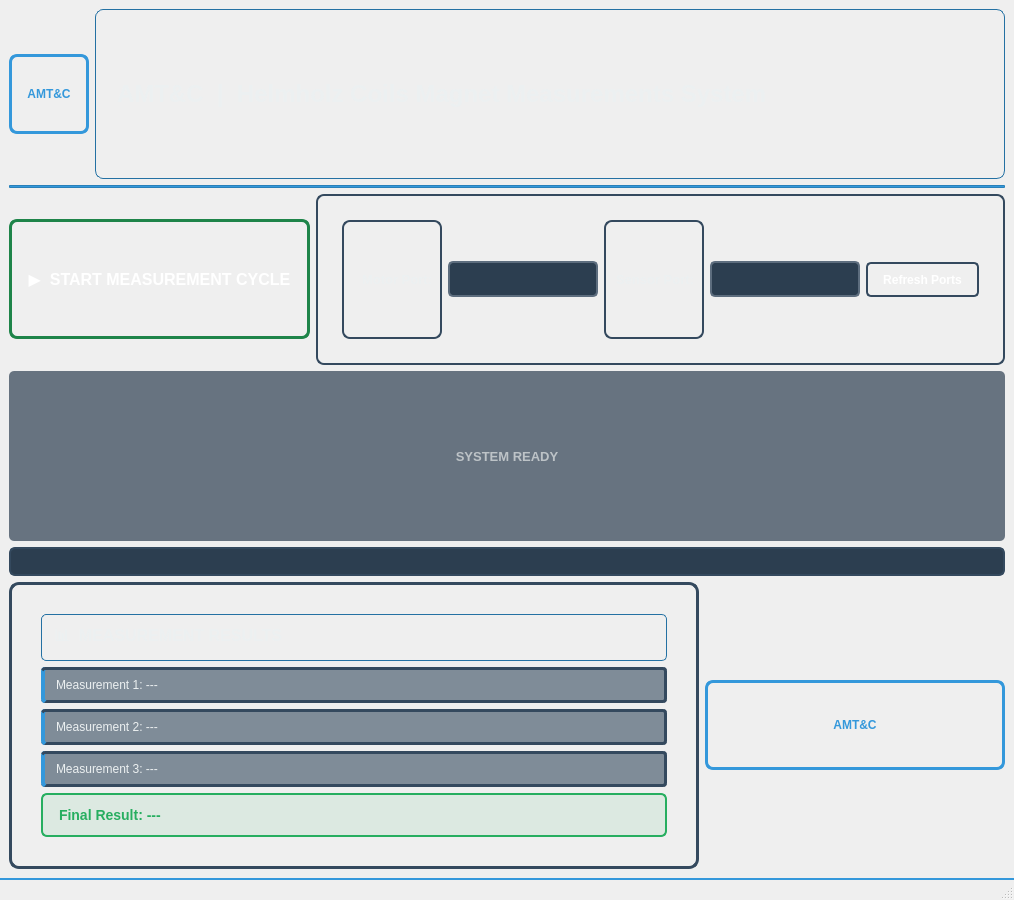
This is HelmCoilsUI.ui in BuslaySt/Helmholz-Polymagnit as Qt 5 draws it before an edit. The edited form follows.
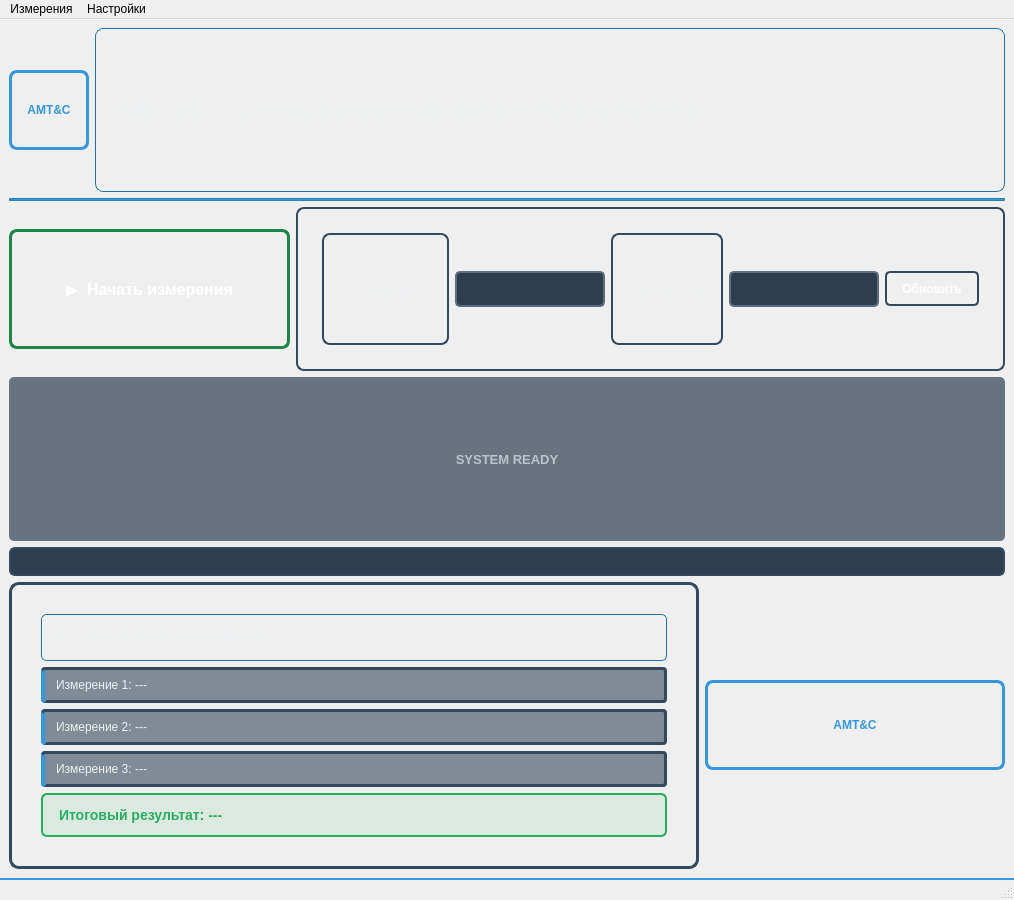
This is the edited form. Icons and pictures are not drawn.

Patch:
```diff
--- a/HelmCoilsUI.ui
+++ b/HelmCoilsUI.ui
@@ -78,7 +78,7 @@
 }</string>
         </property>
         <property name="text">
-         <string>AMT&amp;C  |  Helmholz Coils Magnet Measurements System</string>
+         <string>AMT&amp;C  |  Стенд измерения магнитного момента</string>
         </property>
        </widget>
       </item>
@@ -138,7 +138,7 @@
 }</string>
         </property>
         <property name="text">
-         <string>▶  START MEASUREMENT CYCLE</string>
+         <string>▶  Начать измерения</string>
         </property>
        </widget>
       </item>
@@ -177,7 +177,7 @@
 }</string>
            </property>
            <property name="text">
-            <string>Motor Port:</string>
+            <string>Порт двигателя:</string>
            </property>
            <property name="alignment">
             <set>Qt::AlignRight|Qt::AlignTrailing|Qt::AlignVCenter</set>
@@ -236,7 +236,7 @@
 }</string>
            </property>
            <property name="text">
-            <string>Sensor Port:</string>
+            <string>Порт датчика:</string>
            </property>
            <property name="alignment">
             <set>Qt::AlignRight|Qt::AlignTrailing|Qt::AlignVCenter</set>
@@ -314,7 +314,7 @@
 }</string>
            </property>
            <property name="text">
-            <string>Refresh Ports</string>
+            <string>Обновить</string>
            </property>
           </widget>
          </item>
@@ -402,7 +402,7 @@
 }</string>
            </property>
            <property name="text">
-            <string>📊  MEASUREMENT RESULTS</string>
+            <string>📊  Результаты измерений</string>
            </property>
           </widget>
          </item>
@@ -419,7 +419,7 @@
 }</string>
            </property>
            <property name="text">
-            <string>Measurement 1: ---</string>
+            <string>Измерение 1: ---</string>
            </property>
           </widget>
          </item>
@@ -436,7 +436,7 @@
 }</string>
            </property>
            <property name="text">
-            <string>Measurement 2: ---</string>
+            <string>Измерение 2: ---</string>
            </property>
           </widget>
          </item>
@@ -453,7 +453,7 @@
 }</string>
            </property>
            <property name="text">
-            <string>Measurement 3: ---</string>
+            <string>Измерение 3: ---</string>
            </property>
           </widget>
          </item>
@@ -472,7 +472,7 @@
 }</string>
            </property>
            <property name="text">
-            <string>Final Result: ---</string>
+            <string>Итоговый результат: ---</string>
            </property>
           </widget>
          </item>
@@ -528,6 +528,34 @@
 }</string>
    </property>
   </widget>
+  <widget class="QMenuBar" name="menuBar">
+   <property name="geometry">
+    <rect>
+     <x>0</x>
+     <y>0</y>
+     <width>1014</width>
+     <height>21</height>
+    </rect>
+   </property>
+   <widget class="QMenu" name="menu">
+    <property name="title">
+     <string>Измерения</string>
+    </property>
+    <addaction name="action"/>
+   </widget>
+   <widget class="QMenu" name="menu_2">
+    <property name="title">
+     <string>Настройки</string>
+    </property>
+   </widget>
+   <addaction name="menu"/>
+   <addaction name="menu_2"/>
+  </widget>
+  <action name="action">
+   <property name="text">
+    <string>Сохранить данные в файл</string>
+   </property>
+  </action>
  </widget>
  <resources/>
  <connections/>
```
